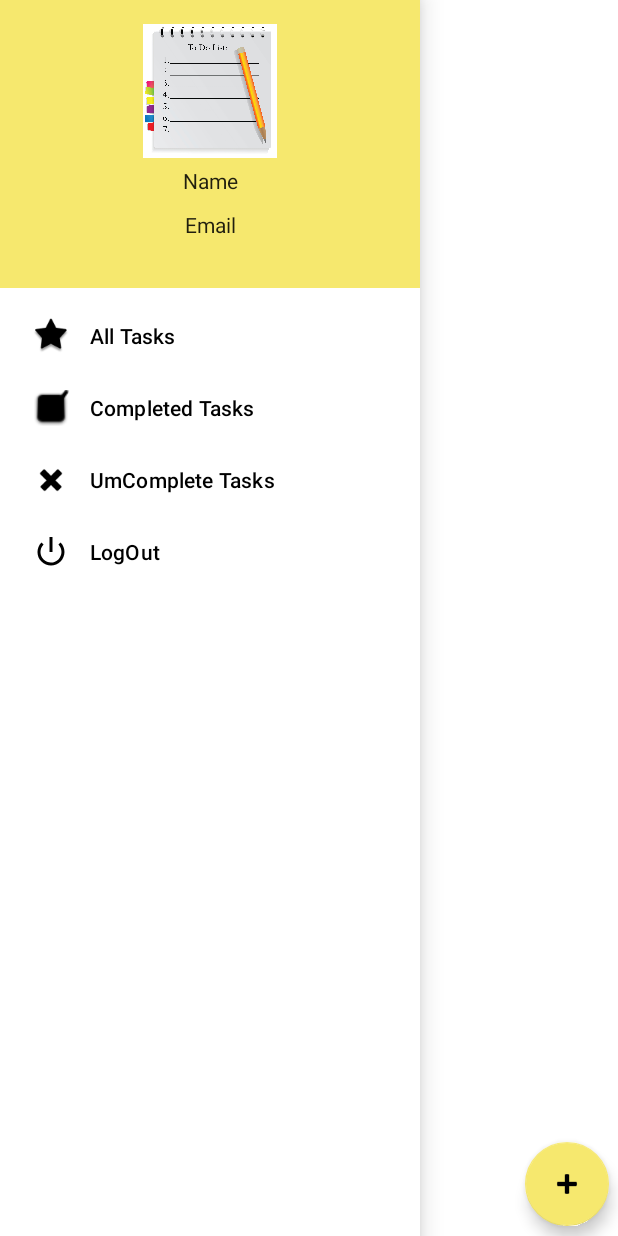
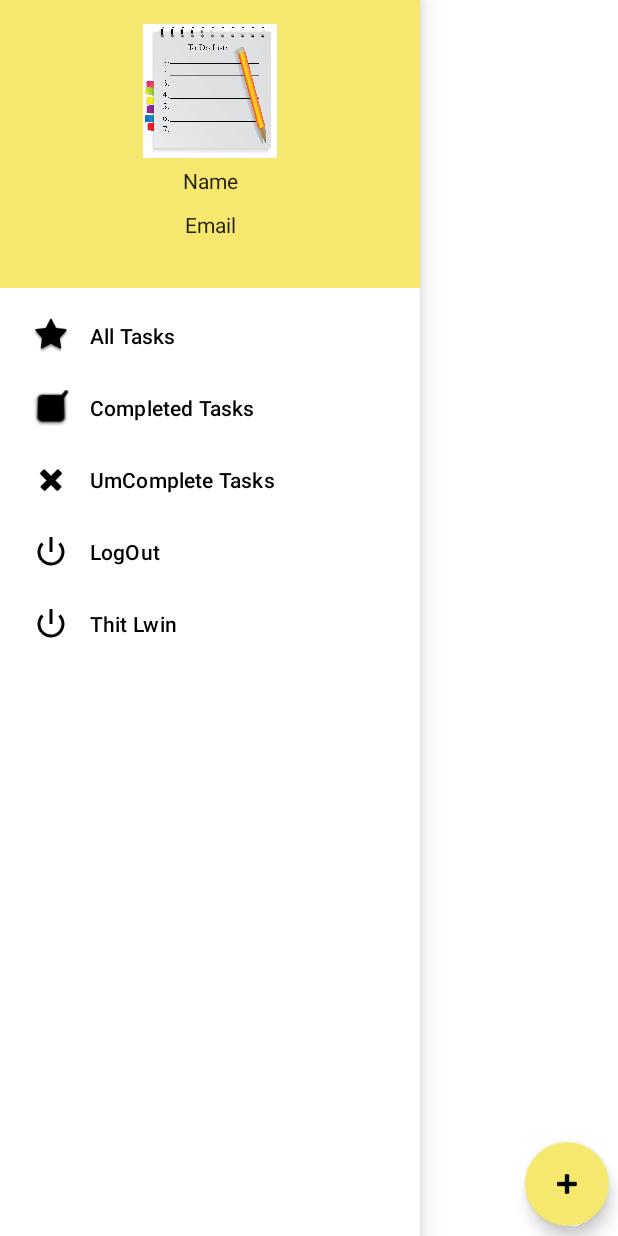
Before and after one commit to NyeinNyeinAye769/ToDoLists, an Android app: the HomeFragment screen opened through its navigation route, with the side drawer open, on a phone screen of 412 x 824 dp. Run offline under Robolectric (Android 15) with nearby library versions, the light colour scheme and no system bars; our stand-ins replace Dagger/Hilt's generated code, Room's generated code, data binding, navigation-ui; libraries missing offline, so code that uses them is left out: androidx.hilt.lifecycle.

Commit message:
add thit_lwin menu

```diff
--- a/ToDoLists/app/src/main/res/menu/drawer_actions.xml
+++ b/ToDoLists/app/src/main/res/menu/drawer_actions.xml
@@ -32,4 +32,9 @@
         android:id="@+id/logout"
         android:icon="@android:drawable/ic_lock_power_off"
         android:title="@string/logout" />
+
+    <item
+        android:id="@+id/thitwin"
+        android:icon="@android:drawable/ic_lock_power_off"
+        android:title="Thit Lwin" />
 </menu>
```
